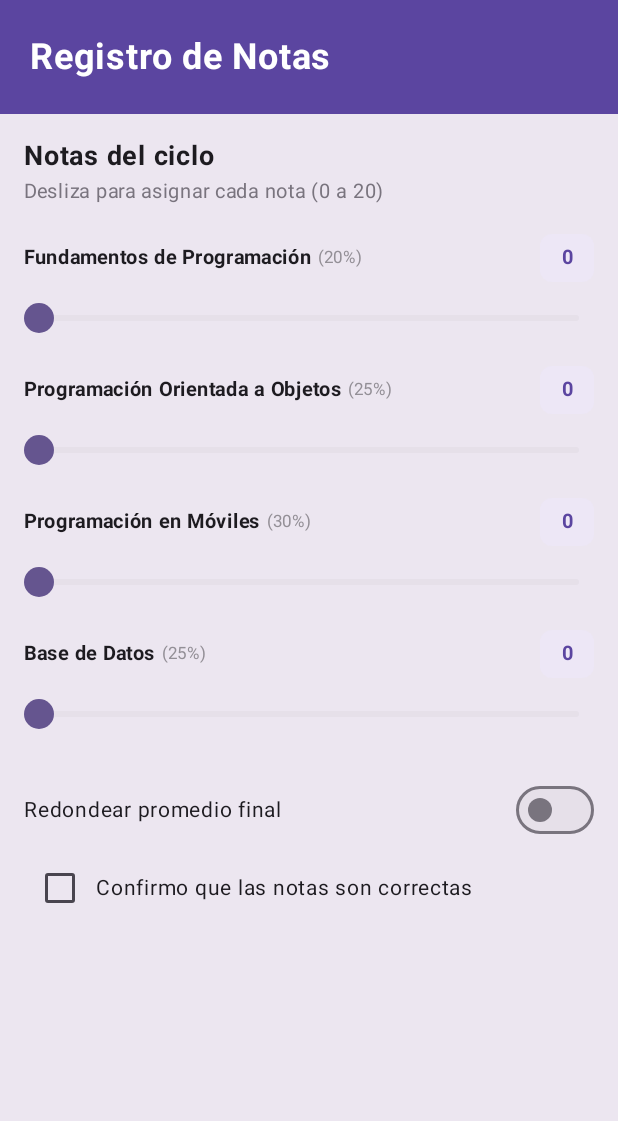
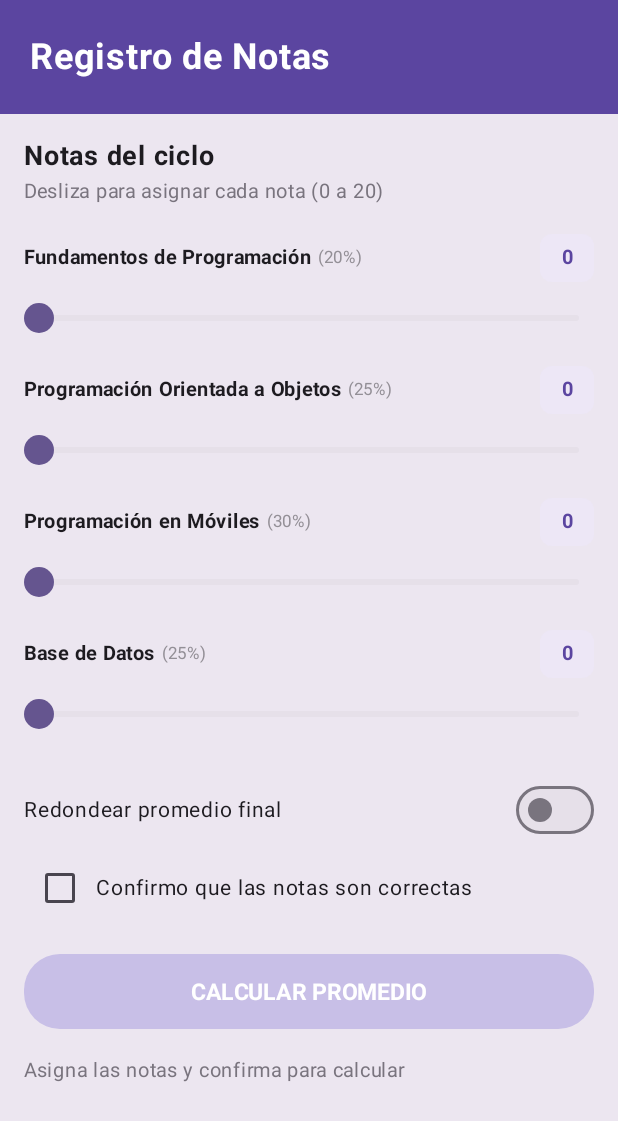
Before and after one commit to PedroJrSuarez/Programacion-en-Moviles, an Android app built with Jetpack Compose: the screen it shows after launch (MainActivity), on a phone screen of 412 x 824 dp. Shown: the top 1121 px of the screen. Run offline under Robolectric (Android 15) with nearby library versions, the light colour scheme and no system bars.

Commit message:
Se agrega el boton de Calcula promedio con la condicional que se activa únicamente si la casilla está marcada

```diff
--- a/Laboratorio 03/Laboratorio03_Tarea/app/src/main/java/com/suarez/laboratorio03_tarea/MainActivity.kt
+++ b/Laboratorio 03/Laboratorio03_Tarea/app/src/main/java/com/suarez/laboratorio03_tarea/MainActivity.kt
@@ -57,6 +57,7 @@ fun RegistroNotasApp() {
 
     var redondear by remember { mutableStateOf(false) }
     var confirmado by remember { mutableStateOf(false) }
+    var calculado by remember { mutableStateOf(false) }
 
     val purpleColor = Color(0xFF5B45A0)
     val lightPurpleChip = Color(0xFFEDE7F6)
@@ -102,7 +103,7 @@ fun RegistroNotasApp() {
                 nota = nota1,
                 purpleColor = purpleColor,
                 chipColor = lightPurpleChip,
-                onValueChange = { nota1 = it }
+                onValueChange = { nota1 = it; calculado = false }
             )
             ItemCurso(
                 nombre = "Programación Orientada a Objetos",
@@ -110,7 +111,7 @@ fun RegistroNotasApp() {
                 nota = nota2,
                 purpleColor = purpleColor,
                 chipColor = lightPurpleChip,
-                onValueChange = { nota2 = it }
+                onValueChange = { nota2 = it; calculado = false }
             )
             ItemCurso(
                 nombre = "Programación en Móviles",
@@ -118,7 +119,7 @@ fun RegistroNotasApp() {
                 nota = nota3,
                 purpleColor = purpleColor,
                 chipColor = lightPurpleChip,
-                onValueChange = { nota3 = it }
+                onValueChange = { nota3 = it; calculado = false }
             )
             ItemCurso(
                 nombre = "Base de Datos",
@@ -126,7 +127,7 @@ fun RegistroNotasApp() {
                 nota = nota4,
                 purpleColor = purpleColor,
                 chipColor = lightPurpleChip,
-                onValueChange = { nota4 = it }
+                onValueChange = { nota4 = it; calculado = false }
             )
 
             Spacer(modifier = Modifier.height(8.dp))
@@ -157,6 +158,38 @@ fun RegistroNotasApp() {
                     colors = CheckboxDefaults.colors(checkedColor = purpleColor)
                 )
                 Text("Confirmo que las notas son correctas", fontSize = 14.sp, color = Color(0xFF1D1B20))
+            }
+
+            Spacer(modifier = Modifier.height(16.dp))
+
+            Button(
+                onClick = { calculado = true },
+                enabled = confirmado,
+                shape = RoundedCornerShape(24.dp),
+                modifier = Modifier
+                    .fillMaxWidth()
+                    .height(50.dp),
+                colors = ButtonDefaults.buttonColors(
+                    containerColor = purpleColor,
+                    disabledContainerColor = Color(0xFFC8BFE7),
+                    disabledContentColor = Color.White
+                )
+            ) {
+                Text(
+                    "CALCULAR PROMEDIO",
+                    fontWeight = FontWeight.Bold,
+                    fontSize = 15.sp,
+                    letterSpacing = 0.5.sp
+                )
+            }
+
+            if (!calculado) {
+                Spacer(modifier = Modifier.height(16.dp))
+                Text(
+                    text = "Asigna las notas y confirma para calcular",
+                    color = Color(0xFF79747E),
+                    fontSize = 13.sp
+                )
             }
         }
     }
```
